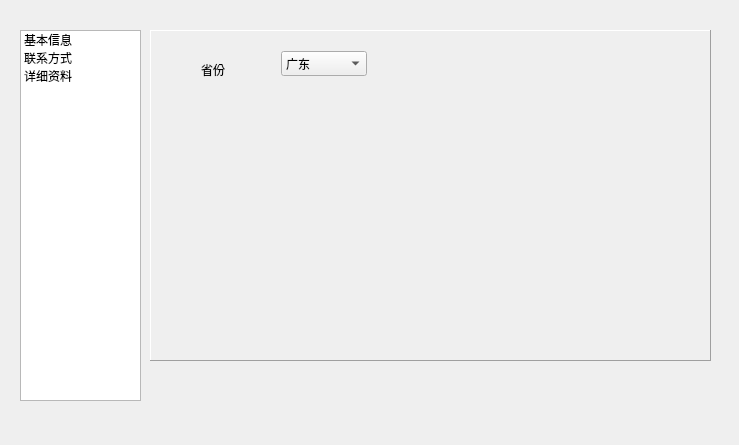
Old version of the form 2-1UserInfo/widget.ui in the repository JackLuffy/16Qt.
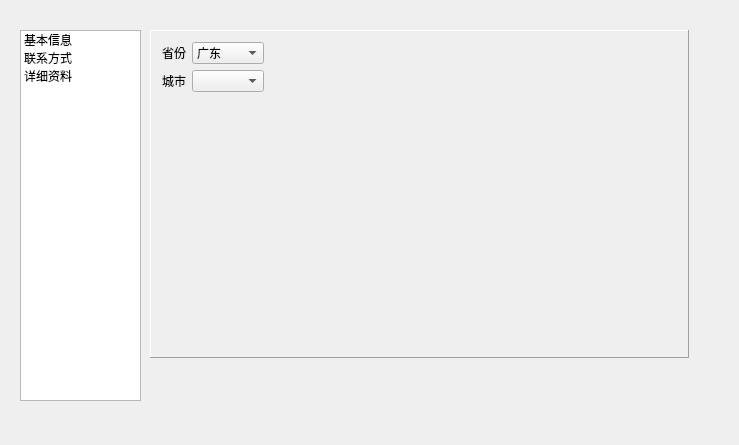
New version of the form. The open tabs and pages were chosen to show the change.

Patch:
```diff
--- a/2-1UserInfo/widget.ui
+++ b/2-1UserInfo/widget.ui
@@ -43,8 +43,8 @@
     <rect>
      <x>150</x>
      <y>30</y>
-     <width>561</width>
-     <height>331</height>
+     <width>539</width>
+     <height>328</height>
     </rect>
    </property>
    <property name="frameShape">
@@ -168,28 +168,16 @@
     </widget>
    </widget>
    <widget class="QWidget" name="page3">
+    <layout class="QGridLayout" name="gridLayout_2">
+     <item row="0" column="0">
     <widget class="QLabel" name="label_3">
-     <property name="geometry">
-      <rect>
-       <x>50</x>
-       <y>30</y>
-       <width>67</width>
-       <height>17</height>
-      </rect>
-     </property>
      <property name="text">
       <string>省份</string>
      </property>
     </widget>
+     </item>
+     <item row="0" column="1">
     <widget class="QComboBox" name="comboBox">
-     <property name="geometry">
-      <rect>
-       <x>130</x>
-       <y>20</y>
-       <width>86</width>
-       <height>25</height>
-      </rect>
-     </property>
      <item>
       <property name="text">
        <string>广东</string>
@@ -201,6 +189,70 @@
       </property>
      </item>
     </widget>
+     </item>
+     <item row="0" column="2">
+      <spacer name="horizontalSpacer_3">
+       <property name="orientation">
+        <enum>Qt::Horizontal</enum>
+       </property>
+       <property name="sizeHint" stdset="0">
+        <size>
+         <width>388</width>
+         <height>20</height>
+        </size>
+       </property>
+      </spacer>
+     </item>
+     <item row="1" column="0">
+      <widget class="QLabel" name="label_6">
+       <property name="text">
+        <string>城市</string>
+       </property>
+      </widget>
+     </item>
+     <item row="1" column="1">
+      <widget class="QComboBox" name="comboBox_2"/>
+     </item>
+     <item row="1" column="2">
+      <spacer name="horizontalSpacer_4">
+       <property name="orientation">
+        <enum>Qt::Horizontal</enum>
+       </property>
+       <property name="sizeHint" stdset="0">
+        <size>
+         <width>388</width>
+         <height>20</height>
+        </size>
+       </property>
+      </spacer>
+     </item>
+     <item row="2" column="0">
+      <spacer name="verticalSpacer_3">
+       <property name="orientation">
+        <enum>Qt::Vertical</enum>
+       </property>
+       <property name="sizeHint" stdset="0">
+        <size>
+         <width>20</width>
+         <height>243</height>
+        </size>
+       </property>
+      </spacer>
+     </item>
+     <item row="2" column="1">
+      <spacer name="verticalSpacer_4">
+       <property name="orientation">
+        <enum>Qt::Vertical</enum>
+       </property>
+       <property name="sizeHint" stdset="0">
+        <size>
+         <width>20</width>
+         <height>243</height>
+        </size>
+       </property>
+      </spacer>
+     </item>
+    </layout>
    </widget>
   </widget>
  </widget>
```
Left out of the diff: 2 changed lines with no effect on the pictures. Lines whose indentation alone changed are shown as unchanged.
